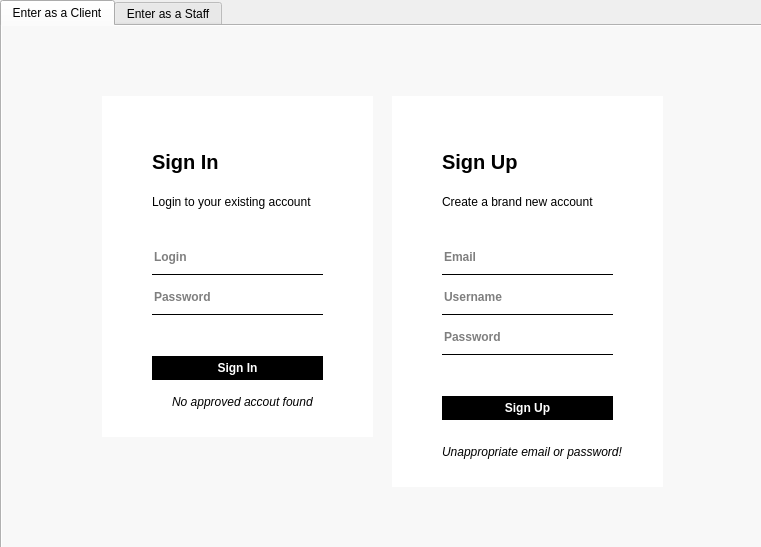
Old version of the form Project/PaymentServiceWithQt/PaymentServiceWithQt.ui in the repository andriybobchuk/PaymentService.
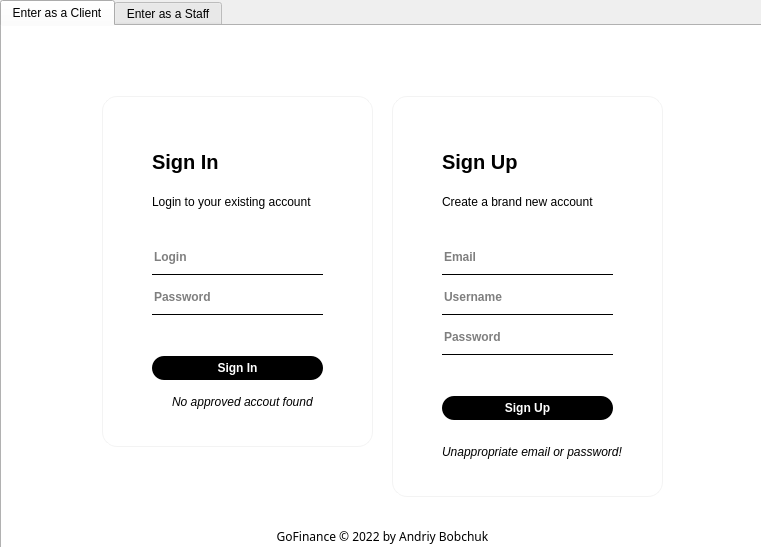
New version of the form. Icons and pictures are not drawn.

```diff
--- a/Project/PaymentServiceWithQt/PaymentServiceWithQt.ui
+++ b/Project/PaymentServiceWithQt/PaymentServiceWithQt.ui
@@ -44,7 +44,7 @@
     <widget class="QWidget" name="clientTab">
      <property name="styleSheet">
       <string notr="true">#clientTab {
-background: #F8F8F8
+border-image: url(E:/Documents/cpp_projects/polsl-aei-cp4-ang/2d98c560-gr12-repo/Project/PaymentServiceWithQt/background.jpg) 0 0 0 0 stretch stretch;
 }</string>
      </property>
      <attribute name="title">
@@ -56,7 +56,7 @@
         <x>100</x>
         <y>70</y>
         <width>271</width>
-        <height>341</height>
+        <height>351</height>
        </rect>
       </property>
       <property name="autoFillBackground">
@@ -64,7 +64,10 @@
       </property>
       <property name="styleSheet">
        <string notr="true">#widget {
-background: #FFFFFF
+background: #FFFFFF;
+border: 1px solid;
+border-color: #f3f3f3;
+border-radius:15px;
 }</string>
       </property>
       <widget class="QPushButton" name="pb_clientSignIn">
@@ -83,7 +86,7 @@
        </property>
        <property name="styleSheet">
         <string notr="true">#pb_clientSignIn {
-border-radius: 25px;
+border-radius: 12px;
 background-color: #000000;
 color: #FFFFFF
 }</string>
@@ -249,12 +252,15 @@
         <x>390</x>
         <y>70</y>
         <width>271</width>
-        <height>391</height>
+        <height>401</height>
        </rect>
       </property>
       <property name="styleSheet">
        <string notr="true">#widget_2 {
-background: #FFFFFF
+background: #FFFFFF;
+border: 1px solid;
+border-color: #f3f3f3;
+border-radius:15px;
 }</string>
       </property>
       <widget class="QPushButton" name="pb_clientSignUp">
@@ -273,7 +279,7 @@
        </property>
        <property name="styleSheet">
         <string notr="true">#pb_clientSignUp {
-border-radius: 25px;
+border-radius: 12px;
 background-color: #000000;
 color: #FFFFFF
 }</string>
@@ -479,6 +485,27 @@
        </property>
       </widget>
      </widget>
+     <widget class="QLabel" name="label_8">
+      <property name="geometry">
+       <rect>
+        <x>0</x>
+        <y>500</y>
+        <width>761</width>
+        <height>20</height>
+       </rect>
+      </property>
+      <property name="font">
+       <font>
+        <family>Segoe UI Light</family>
+       </font>
+      </property>
+      <property name="text">
+       <string>GoFinance © 2022 by Andriy Bobchuk</string>
+      </property>
+      <property name="alignment">
+       <set>Qt::AlignCenter</set>
+      </property>
+     </widget>
     </widget>
     <widget class="QWidget" name="staffTab">
      <property name="styleSheet">
```
Left out of the diff: 30 changed lines with no effect on the pictures.
